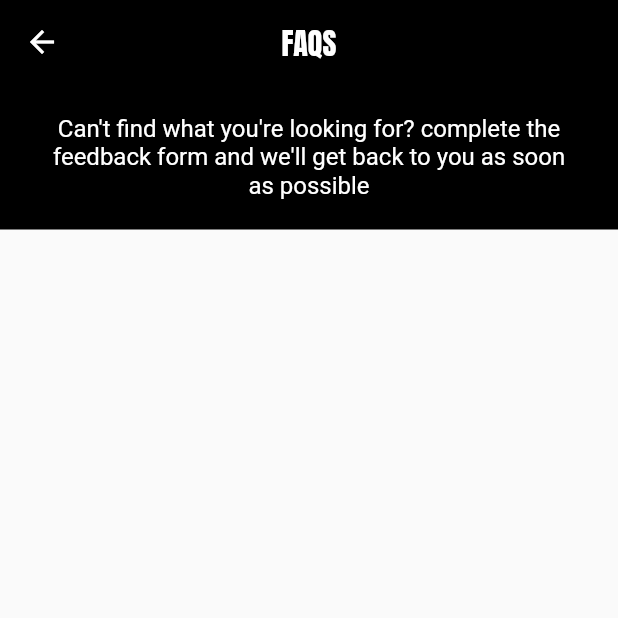
After one commit to udara94/hungry_jack, a Flutter app: the FAQPage screen opened directly, on a phone screen of 412 x 824 dp, the top half of it. The commit adds this screen. Run offline on Flutter 3.47's test engine with Material 2 defaults, Android fonts, the phone set to English and light mode, and no system bars; our stand-ins replace carousel_slider, cloud_firestore, email_validator, equatable, firebase_auth, firebase_core and 5 more; missing offline and left inert: dart:ffi, flutter_login_facebook; accounts and stored records are empty.

Commit message:
faq page

```diff
--- /dev/null
+++ b/lib/bloc/faq/faq_bloc.dart
@@ -0,0 +1,25 @@
+import 'package:cloud_firestore/cloud_firestore.dart';
+import 'package:flutter_bloc/flutter_bloc.dart';
+import 'package:hungry_jack/bloc/faq/faq_event.dart';
+import 'package:hungry_jack/bloc/faq/faq_state.dart';
+import 'package:hungry_jack/models/faq.dart';
+
+import '../../services/firebase_service.dart';
+
+class FAQBloc extends Bloc<FAQEvent, FAQState> {
+  final FirebaseService _firebaseService = FirebaseService();
+
+  FAQBloc() : super(FAQEmpty()) {
+    on<FetchFAQs>((event, emit) async {
+      try {
+        emit(FAQLoading());
+        QuerySnapshot querySnapshot = await _firebaseService.getFAQList();
+        List<FAQItem> faqList =
+            querySnapshot.docs.map((faq) => FAQItem.fromDocument(faq)).toList();
+        emit(FAQLoaded(faqList));
+      } catch (e) {
+        emit(FAQLoadError(e.toString()));
+      }
+    });
+  }
+}
--- /dev/null
+++ b/lib/bloc/faq/faq_event.dart
@@ -0,0 +1,9 @@
+
+import 'package:equatable/equatable.dart';
+
+abstract class FAQEvent extends Equatable {}
+
+class FetchFAQs extends FAQEvent {
+  @override
+  List<Object?> get props => [];
+}
--- /dev/null
+++ b/lib/bloc/faq/faq_state.dart
@@ -0,0 +1,23 @@
+
+import 'package:equatable/equatable.dart';
+
+import '../../models/faq.dart';
+
+class FAQState extends Equatable {
+  @override
+  List<Object?> get props => [];
+}
+
+class FAQEmpty extends FAQState {}
+
+class FAQLoading extends FAQState {}
+
+class FAQLoaded extends FAQState {
+  final List<FAQItem> list;
+  FAQLoaded(this.list);
+}
+
+class FAQLoadError extends FAQState {
+  final String error;
+  FAQLoadError(this.error);
+}
--- /dev/null
+++ b/lib/models/expansion_panel_item.dart
@@ -0,0 +1,11 @@
+class ExpansionPanelItem {
+  ExpansionPanelItem({
+    required this.expandedValue,
+    required this.headerValue,
+    this.isExpanded = false,
+  });
+
+  String expandedValue;
+  String headerValue;
+  bool isExpanded;
+}
--- /dev/null
+++ b/lib/models/faq.dart
@@ -0,0 +1,16 @@
+import 'package:cloud_firestore/cloud_firestore.dart';
+
+class FAQItem {
+  FAQItem({required this.title, required this.body});
+
+  String title;
+  String body;
+
+  factory FAQItem.fromDocument(DocumentSnapshot doc) {
+    return FAQItem(body: doc.get('body'), title: doc.get('title'));
+  }
+
+  factory FAQItem.fromJson(json) {
+    return FAQItem(title: json['title'], body: json['body']);
+  }
+}
--- a/lib/resources/const.dart
+++ b/lib/resources/const.dart
@@ -43,5 +43,7 @@ class Const{
   static const needHelp = "NEED HELP?";
   static const unableToVerify = "We were unable to verify your account. Please find your verification email and try again";
 
-
+  //FAQ page
+  static const faqs = "FAQS";
+  static const faqDescription = "Can't find what you're looking for? complete the feedback form and we'll get back to you as soon as possible";
 }
--- /dev/null
+++ b/lib/screens/faq.dart
@@ -0,0 +1,95 @@
+import 'package:flutter/material.dart';
+import 'package:flutter_bloc/flutter_bloc.dart';
+import 'package:google_fonts/google_fonts.dart';
+import 'package:hungry_jack/bloc/faq/faq_bloc.dart';
+import 'package:hungry_jack/bloc/faq/faq_event.dart';
+import 'package:hungry_jack/bloc/faq/faq_state.dart';
+import 'package:hungry_jack/models/faq.dart';
+import 'package:hungry_jack/widgets/custom_expansion_panel_list.dart';
+
+import '../models/expansion_panel_item.dart';
+import '../resources/colors.dart';
+import '../resources/const.dart';
+
+class FAQPage extends StatefulWidget {
+  const FAQPage({Key? key}) : super(key: key);
+
+  @override
+  State<FAQPage> createState() => _FAQPageState();
+}
+
+class _FAQPageState extends State<FAQPage> {
+  late List<FAQItem> faqList = [];
+  late List<ExpansionPanelItem> expansionPanelList = [];
+
+  @override
+  Widget build(BuildContext context) {
+    AppBar appBar = AppBar(
+        backgroundColor: AppColors.black,
+        centerTitle: true,
+        title: Text(Const.faqs,
+            style: GoogleFonts.anton(
+              textStyle: const TextStyle(fontSize: 20, color: AppColors.white),
+            )));
+    double appBarHeight = appBar.preferredSize.height;
+    return BlocProvider<FAQBloc>(
+      create: (BuildContext context) => FAQBloc(),
+      child: Scaffold(
+        appBar: appBar,
+        body: BlocBuilder<FAQBloc, FAQState>(
+          builder: (BuildContext context, FAQState state) {
+            if (state is FAQEmpty) {
+              BlocProvider.of<FAQBloc>(context).add(FetchFAQs());
+            } else if (state is FAQLoaded) {
+              return SingleChildScrollView(
+                  child: Column(
+                children: [
+                  Container(
+                    color: AppColors.black,
+                    child: const Center(
+                      child: Padding(
+                        padding:
+                            EdgeInsets.symmetric(horizontal: 30, vertical: 20),
+                        child: Text(
+                          Const.faqDescription,
+                          style:
+                              TextStyle(color: AppColors.white, fontSize: 16),
+                          textAlign: TextAlign.center,
+                        ),
+                      ),
+                    ),
+                  ),
+                  CustomExpansionPanelList(
+                    data: mapFAQToExpansionPanelList(state.list),
+                  ),
+                ],
+              ));
+            } else if (state is FAQLoadError) {
+              WidgetsBinding.instance!.addPostFrameCallback((timeStamp) {
+                SnackBar snackBar = SnackBar(
+                  content: Text(
+                    state.error,
+                    style:
+                        const TextStyle(fontSize: 12, color: AppColors.white),
+                  ),
+                  backgroundColor: AppColors.red,
+                  duration: const Duration(milliseconds: 2000),
+                );
+                ScaffoldMessenger.of(context).showSnackBar(snackBar);
+              });
+            }
+            return Container();
+          },
+        ),
+      ),
+    );
+  }
+
+  List<ExpansionPanelItem> mapFAQToExpansionPanelList(List<FAQItem> list) {
+    List<ExpansionPanelItem> faqList = list
+        .map((faq) =>
+            ExpansionPanelItem(expandedValue: faq.body, headerValue: faq.title))
+        .toList();
+    return faqList;
+  }
+}
--- a/lib/services/firebase_service.dart
+++ b/lib/services/firebase_service.dart
@@ -8,6 +8,8 @@ class FirebaseService {
 
   final CollectionReference userRef =
       FirebaseFirestore.instance.collection("Users");
+  final CollectionReference faqRef =
+      FirebaseFirestore.instance.collection("Faqs");
 
   Future<String?> loginUser(String email, String password) async {
     try {
@@ -81,4 +83,8 @@ class FirebaseService {
   Future<void> signOut() async {
     await firebaseAuth.signOut();
   }
+
+  Future<QuerySnapshot> getFAQList() async {
+    return faqRef.get();
+  }
 }
```
Also changed, not shown: lib/screens/email_verify.dart (+16 -3 lines), lib/widgets/custom_expansion_panel_list.dart (added, +50 -0 lines).
